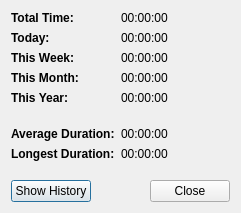
Old version of the form TaskStatisticsDialog.ui in the repository priomsrb/lighttasks.
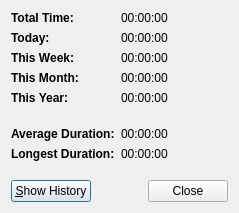
New version of the form. Icons and pictures are not drawn.

The edit to the form file:
```diff
--- a/TaskStatisticsDialog.ui
+++ b/TaskStatisticsDialog.ui
@@ -6,7 +6,7 @@
    <rect>
     <x>0</x>
     <y>0</y>
-    <width>241</width>
+    <width>239</width>
     <height>213</height>
    </rect>
   </property>
@@ -223,7 +223,7 @@
      <item>
       <widget class="QPushButton" name="showHistoryButton">
        <property name="text">
-        <string>Show History</string>
+        <string>&amp;Show History</string>
        </property>
       </widget>
      </item>
```
